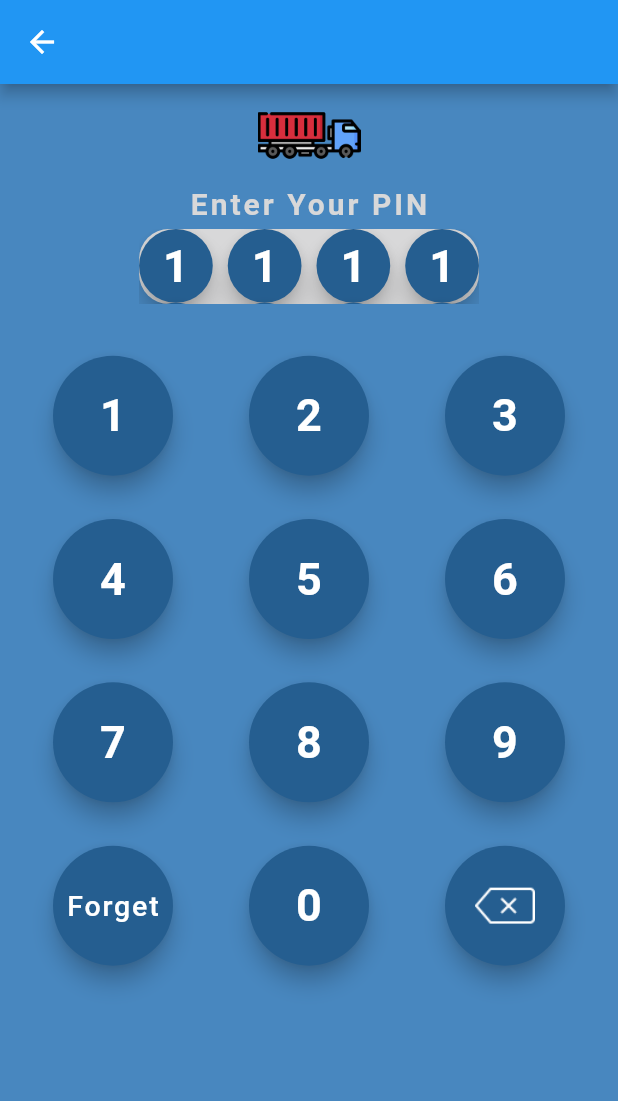
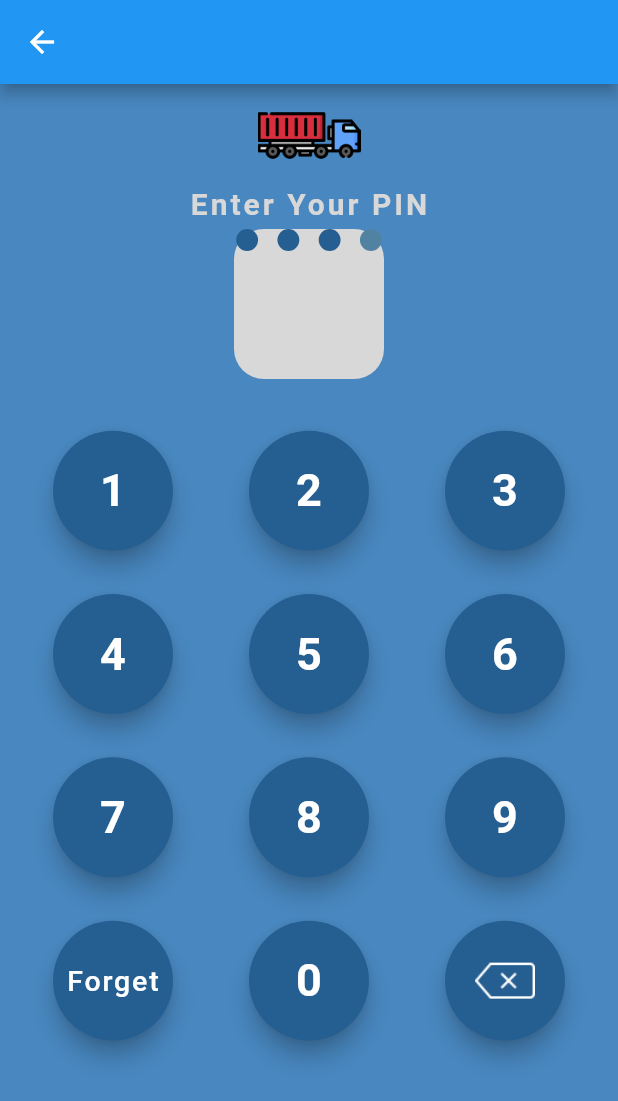
Before and after one commit to tiwariammit/Removals_flutter_apps, a Flutter app: the screen it shows after launch, after a tap on "Login with PIN", on a phone screen of 412 x 824 dp. Shown: the top 1101 px of the screen. Run offline on Flutter 3.47's test engine with Material 2 defaults, Android fonts, the phone set to English and light mode, and no system bars.

Commit message:
issue not centering dialdisplay contain

```diff
--- a/lib/Helper/DialDisplayView.dart
+++ b/lib/Helper/DialDisplayView.dart
@@ -1,13 +1,113 @@
+import 'package:flutter/material.dart';
+import 'package:removals_flutter_app/Helper/RemovalsColorName.dart';
+
+
 import 'package:flutter/material.dart';
 
-class DialDisplayView extends StatelessWidget {
-  const DialDisplayView({Key? key}) : super(key: key);
+class DialDisplayView extends StatefulWidget {
+  var dialPinArray = [1,2,3];
+
+  DialDisplayView(this.dialPinArray, {super.key});
+
+  @override
+  State<DialDisplayView> createState() => _DialDisplayViewState();
+}
+
+class _DialDisplayViewState extends State<DialDisplayView> {
+  @override
+  Widget build(BuildContext context) {
+    return
+          Center(
+            child: GridView.count(
+              // gridDelegate: const SliverGridDelegateWithFixedCrossAxisCount(
+                crossAxisCount: 4,
+                crossAxisSpacing: 10,
+              childAspectRatio: 3/2.5,
+
+              children: findView(4, widget.dialPinArray),
+            ),
+          );
+  }
+
+  List <Widget> findView(var totalRow, var selectedRow){
+
+    List <Widget> views = <Widget>[];
+    for (int i = 0; i< totalRow; i++) {
+      views.add(const DialDisplay(active: false));
+    }
+      for (int i = 0; i< selectedRow.length; i++){
+        views.removeAt(i);
+        views.insert(i, const DialDisplay(active: true));
+      }
+      return views;
+  }
+}
+
+class DialDisplay extends StatelessWidget {
+  final bool active;
+
+  const DialDisplay( {required this.active, super.key});
 
   @override
   Widget build(BuildContext context) {
-    return Container(
+    return Center(
+      child: Container(
+        width: 30,
+        height: 30,
+        child: Container(
+          decoration: BoxDecoration(
+            shape: BoxShape.circle,
+            color: active ? RemovalsColorName.buttonColor : RemovalsColorName.pinDeactive,
+          ),
+        )
+        // active ? Text(indexx.toString(), style: TextStyle(color: Colors.black),) : Text(indexx.toString(), style: TextStyle(color: Colors.red),),
 
-
+      ),
     );
   }
 }
+
+
+// class DialDisplayView extends StatefulWidget {
+//   var dialPinArray = [];
+//   final int maxCount;
+//   // final Color backgroundColor;
+//   // final Color selectedColor;
+//
+//    DialDisplayView(this.dialPinArray, this.maxCount, {super.key});
+//
+//   @override
+//   State<DialDisplayView> createState() => _DialDisplayViewState();
+// }
+//
+// class _DialDisplayViewState extends State<DialDisplayView> {
+//   @override
+//   Widget build(BuildContext context) {
+//     return Center(
+//         child: SizedBox(
+//           // width: 100,
+//           // height: 100,
+//
+//           child: GridView.builder(
+//             itemCount: widget.maxCount,
+//
+//               gridDelegate: SliverGridDelegateWithFixedCrossAxisCount(
+//                 crossAxisCount: widget.maxCount,
+//                 crossAxisSpacing: 10,
+//               ),
+//               itemBuilder: (BuildContext context, int index) => findView(index, widget.dialPinArray)
+//           )
+//         ));
+//   }
+//
+//   Widget findView(int index, var val) {
+//
+//     return Container(
+//       height: 30,
+//       width: 30,
+//       color: Colors.black,
+//       child: const Text('1'),
+//     );
+//
+//     }
+// }
--- a/lib/Helper/RemovalsColorName.dart
+++ b/lib/Helper/RemovalsColorName.dart
@@ -6,6 +6,9 @@ import 'package:removals_flutter_app/Helper/ExtendedClass/HexColor.dart';
 class RemovalsColorName{
   static Color buttonColor = HexColor("#255E90");
   static Color textfieldFillColor = HexColor("#D8D8D9");
+  static Color pinDeactive = HexColor("#5282A1");
+
+
 
 
 }
--- a/lib/LoginWithPinWidget.dart
+++ b/lib/LoginWithPinWidget.dart
@@ -1,8 +1,9 @@
 import 'package:flutter/material.dart';
+import 'package:flutter/rendering.dart';
 import 'package:removals_flutter_app/Helper/DialKey.dart';
 import 'package:removals_flutter_app/Helper/ExtendedClass/HexColor.dart';
 import 'package:removals_flutter_app/Helper/RemovalsColorName.dart';
-
+import 'package:removals_flutter_app/Helper/DialDisplayView.dart';
 
 class LoginWithPinWidget extends StatefulWidget {
   const LoginWithPinWidget({Key? key}) : super(key: key);
@@ -14,7 +15,7 @@ class LoginWithPinWidget extends StatefulWidget {
 class LoginWithPinWidgetState extends State<LoginWithPinWidget> {
   Color removalBackgroundColor = HexColor("#4887BF");
   var pinDisplayArray = ["1", "2", "3", "4", "5", "6", "7", "8", "9", "Forget", "0", "x"];
-  var dialPinArray = [];
+  var dialPinArray = [1,2,3];
 
   @override
   Widget build(BuildContext context) {
@@ -42,24 +43,15 @@ class LoginWithPinWidgetState extends State<LoginWithPinWidget> {
             ),
             const SizedBox(height: 5),
 
-            SizedBox(
-              height: 50,
-              width: MediaQuery.of(context).size.width * 0.55,
-              child: Container(
-                decoration: BoxDecoration(
-                  color: RemovalsColorName.textfieldFillColor,
-                  borderRadius: const BorderRadius.all(Radius.circular(20)),
-                ),
-                child: GridView.builder(
-                    gridDelegate: const SliverGridDelegateWithFixedCrossAxisCount(
-                      crossAxisCount: 4,
-                      crossAxisSpacing: 10,
-
-                    ),
-                    shrinkWrap: true,
-                    itemBuilder: (BuildContext context, int index) => DialKey("1", "1", RemovalsColorName.buttonColor, () { })
-                ),
+            Container(
+              height: 100,
+              width: 100,//MediaQuery.of(context).size.width * 0.55,
+              alignment: Alignment.center,
+              decoration: BoxDecoration(
+                color: RemovalsColorName.textfieldFillColor,
+                borderRadius: const BorderRadius.all(Radius.circular(20)),
               ),
+              child: DialDisplayView(dialPinArray),
             ),
 
             Expanded(
@@ -74,7 +66,10 @@ class LoginWithPinWidgetState extends State<LoginWithPinWidget> {
                   shrinkWrap: true,
                   padding: const EdgeInsets.fromLTRB(10, 20, 10, 20),
                   itemBuilder: (BuildContext context, int index) => DialKey(
-                      pinDisplayArray[index], pinDisplayArray[index], RemovalsColorName.buttonColor, () {})),
+                      pinDisplayArray[index], pinDisplayArray[index], RemovalsColorName.buttonColor,
+                          () {}
+                  ),
+              ),
             ),
           ],
         ));
```
